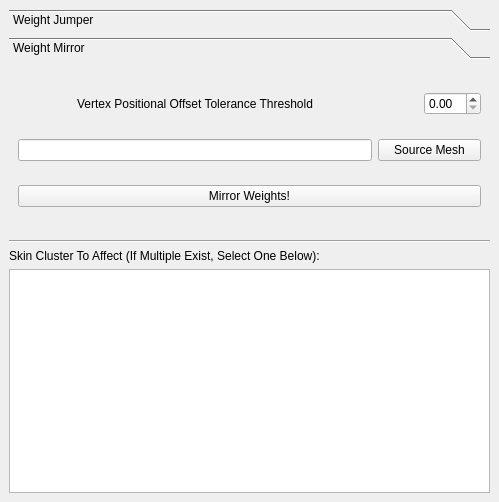
The window that CMiller_WeightJumper/CMiller_WeightJumper.ui (CzarOfTheUniverse/MayaPythonTools) describes before a commit, drawn with Qt 5.
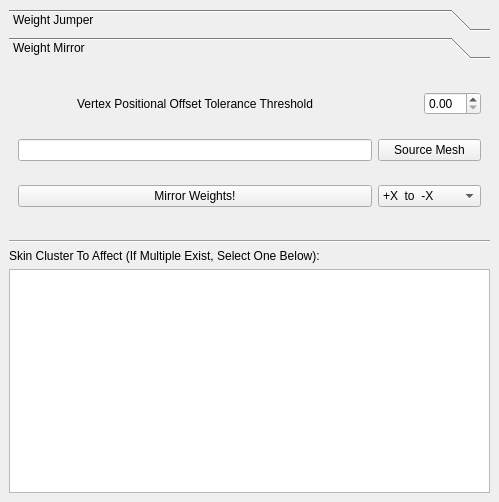
The same window after the commit. The open tabs and pages were chosen to show the change.

Commit message: Added Weight Mirroring Direction

Patch:
```diff
--- a/CMiller_WeightJumper/CMiller_WeightJumper.ui
+++ b/CMiller_WeightJumper/CMiller_WeightJumper.ui
@@ -183,13 +183,27 @@
           </property>
          </widget>
         </item>
-        <item row="2" column="0" colspan="3">
+        <item row="3" column="0">
          <widget class="QPushButton" name="mirrorWeights_pushButton">
           <property name="text">
            <string>Mirror Weights!</string>
           </property>
          </widget>
         </item>
+        <item row="3" column="1" colspan="2">
+         <widget class="QComboBox" name="mirrorWeightsDir_comboBox">
+          <item>
+           <property name="text">
+            <string>+X  to  -X</string>
+           </property>
+          </item>
+          <item>
+           <property name="text">
+            <string>-X  to  +X</string>
+           </property>
+          </item>
+         </widget>
+        </item>
        </layout>
       </widget>
      </widget>
```
Left out of the diff: 28 changed lines with no effect on the pictures. The commit also changes 1 other file.
